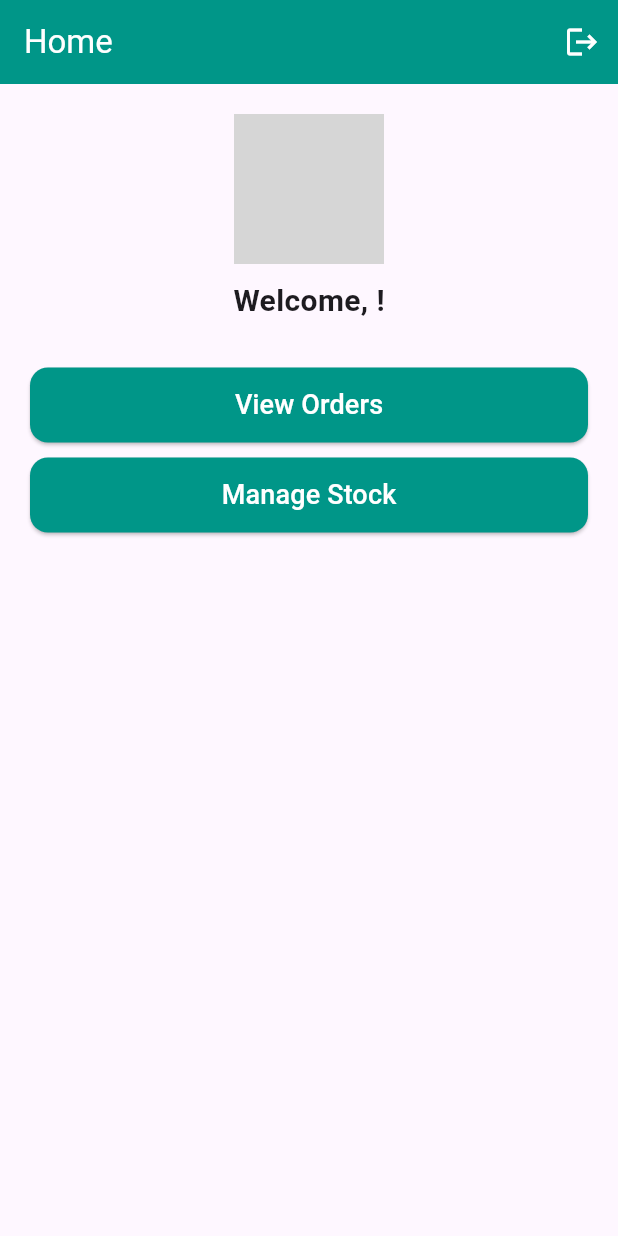
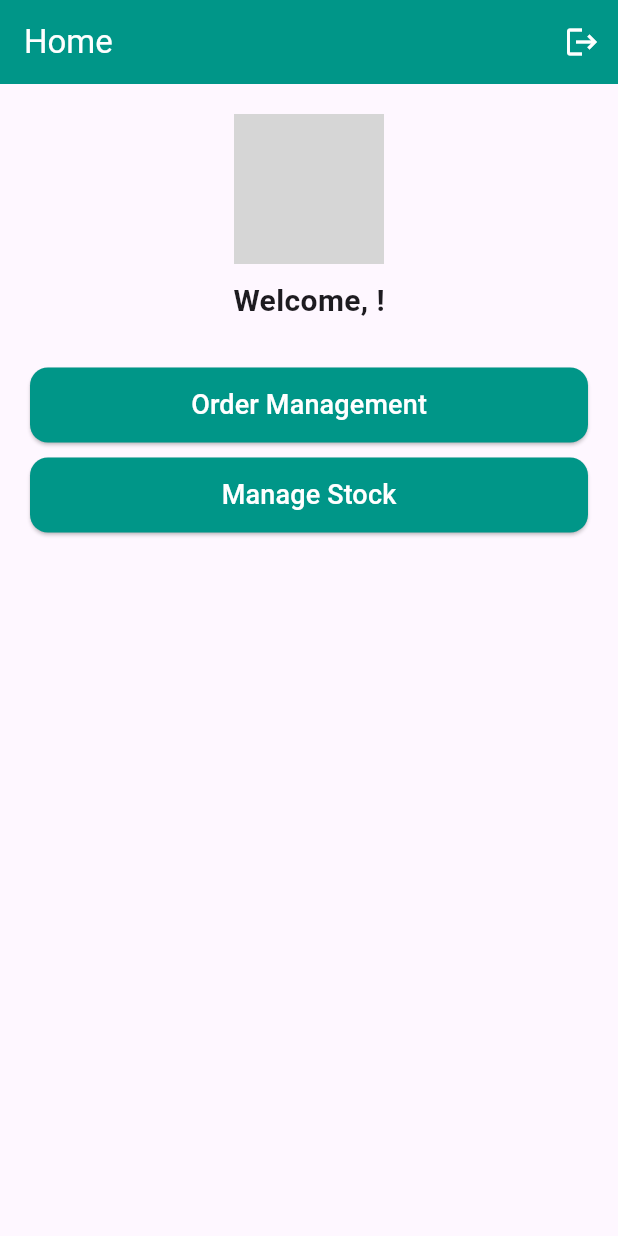
Before and after one commit to zegment-datalabs/van_sales, a Flutter app: the HomePage screen opened directly, on a phone screen of 412 x 824 dp. Run offline on Flutter 3.47's test engine with Material 3 defaults, Android fonts, the light colour scheme and no system bars; our stand-ins replace cloud_firestore, firebase_auth, firebase_core, firebase_storage, fluttertoast, image_picker and 1 more; accounts and stored records are empty; grey boxes are pictures that could not be loaded.

Commit message:
common widget

```diff
--- a/lib/screens/homepage.dart
+++ b/lib/screens/homepage.dart
@@ -44,6 +44,7 @@ class _HomePageState extends State<HomePage> {
     return Scaffold(
       appBar: AppBar(
         backgroundColor: Colors.teal,
+        iconTheme: const IconThemeData(color: Colors.white),
         title: const Text('Home', style: TextStyle(color: Colors.white)),
         actions: [
           IconButton(
@@ -93,7 +94,7 @@ class _HomePageState extends State<HomePage> {
                   borderRadius: BorderRadius.circular(12),
                 ),
               ),
-              child: const Text('View Orders', style: TextStyle(fontSize: 18, color: Colors.white)),
+              child: const Text('Order Management', style: TextStyle(fontSize: 18, color: Colors.white)),
             ),
             const SizedBox(height: 10),
 
```
